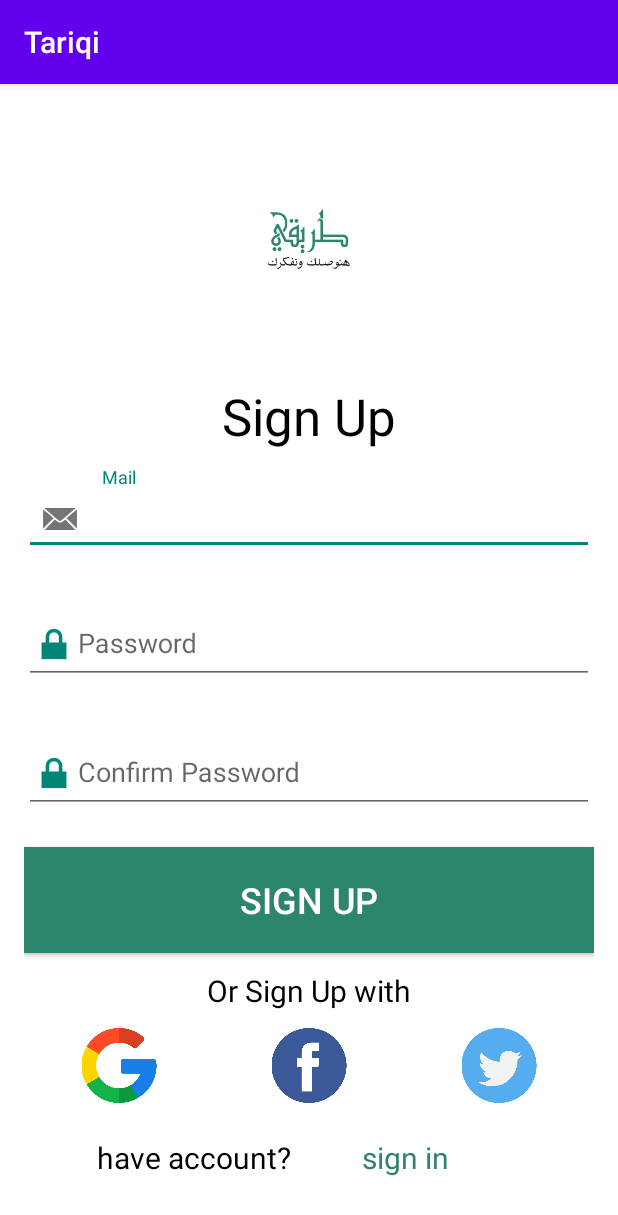
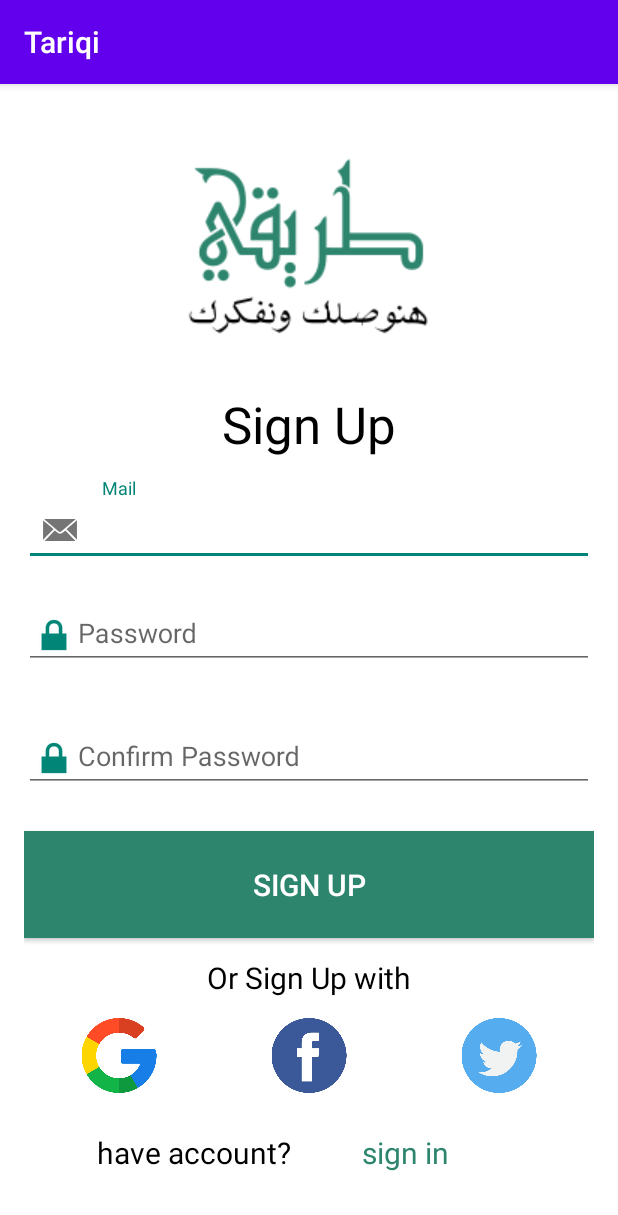
Before and after one commit to Ghanem21/Tariqi, an Android app: the Sign_Up screen opened directly, with no data from a screen before it, on a phone screen of 412 x 824 dp. Shown: the top 1215 px of the screen. Run offline under Robolectric (Android 15) with nearby library versions, the phone set to English and light mode, and no system bars.

Commit message:
Sign up without dimens second touch

```diff
--- a/app/src/main/res/layout/activity_sign_up.xml
+++ b/app/src/main/res/layout/activity_sign_up.xml
@@ -12,10 +12,10 @@
 
     <ImageView
         android:id="@+id/imageView"
-        android:layout_width="150dp"
+        android:layout_width="200dp"
         android:layout_height="150dp"
         android:layout_weight="1"
-        android:scaleType="centerCrop"
+        android:scaleType="center"
         app:srcCompat="@drawable/txtLogo" />
 
     <TextView
@@ -31,7 +31,7 @@
     <com.google.android.material.textfield.TextInputLayout
         android:id="@+id/sign_up_mail_layout"
         android:layout_width="match_parent"
-        android:layout_height="wrap_content"
+        android:layout_height="45dp"
         android:layout_weight="1"
         app:startIconDrawable="@android:drawable/sym_action_email">
 
@@ -51,7 +51,7 @@
         <com.google.android.material.textfield.TextInputEditText
             android:id="@+id/sign_up_password_edittext"
             android:layout_width="match_parent"
-            android:layout_height="wrap_content"
+            android:layout_height="45dp"
             android:drawableStart="@android:drawable/ic_lock_lock"
             android:hint="@string/password" />
     </com.google.android.material.textfield.TextInputLayout>
@@ -65,7 +65,7 @@
         <com.google.android.material.textfield.TextInputEditText
             android:id="@+id/sign_up_confirm_password_edittext"
             android:layout_width="match_parent"
-            android:layout_height="wrap_content"
+            android:layout_height="45dp"
             android:drawableStart="@android:drawable/ic_lock_lock"
             android:hint="@string/confirm_password"
             android:hintTextColor="#757575" />
@@ -74,12 +74,12 @@
     <Button
         android:id="@+id/button"
         android:layout_width="match_parent"
-        android:layout_height="wrap_content"
+        android:layout_height="45dp"
         android:layout_weight="1"
         android:background="@color/green"
         android:text="@string/sign_up"
         android:textColor="@color/white"
-        android:textSize="24sp" />
+        android:textSize="20sp" />
 
     <TextView
         android:id="@+id/textView"
```
